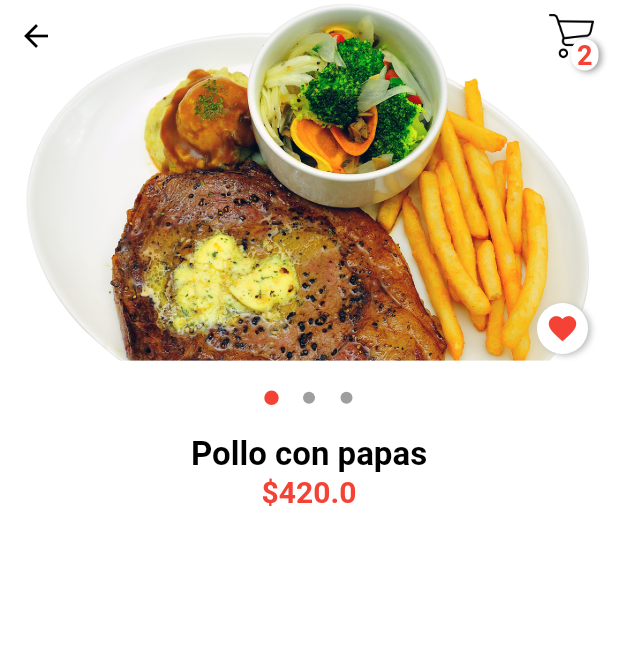
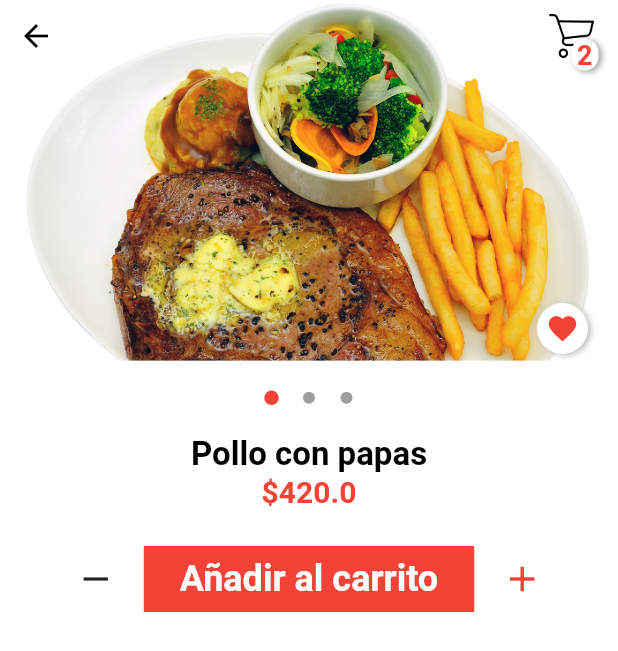
Before and after one commit to FrancoValentinis/Prenotazione_Delivery, a Flutter app: the Detalles screen opened directly with sample values from the repository, on a phone screen of 412 x 824 dp. Shown: the top 651 px of the screen. Run offline on Flutter 3.47's test engine with Material 2 defaults, Android fonts, the phone set to English and light mode, and no system bars.

```diff
--- a/lib/main.dart
+++ b/lib/main.dart
@@ -1,5 +1,5 @@
 import 'package:flutter/material.dart';
-import 'package:prenotazione_delivery/src/pantallas/home.dart';
+import 'package:prenotazione_delivery/src/pantallas/login.dart';
 
 void main() {
   runApp(MyApp());
@@ -15,7 +15,7 @@ class MyApp extends StatelessWidget {
       theme: ThemeData(
         primarySwatch: Colors.red,
       ),
-      home: Home(),
+      home: LoginPantalla(),
     );
   }
 }
--- a/lib/src/pantallas/detalles.dart
+++ b/lib/src/pantallas/detalles.dart
@@ -131,6 +131,52 @@ class _DetallesState extends State<Detalles> {
               color: red,
               weight: FontWeight.w600,
             ),
+            SizedBox(
+              height: 15,
+            ),
+            Row(
+              mainAxisAlignment: MainAxisAlignment.center,
+              children: <Widget>[
+                Padding(
+                  padding: const EdgeInsets.all(8.0),
+                  child: IconButton(
+                    icon: Icon(
+                      Icons.remove,
+                      size: 28,
+                    ),
+                    onPressed: () {},
+                  ),
+                ),
+                GestureDetector(
+                  onTap: () {},
+                  child: Container(
+                    decoration: BoxDecoration(
+                      color: red,
+                    ),
+                    child: Padding(
+                      padding: const EdgeInsets.fromLTRB(24, 8, 24, 8),
+                      child: TextoPersonalizado(
+                        text: "Añadir al carrito",
+                        color: white,
+                        size: 24,
+                        weight: FontWeight.w600,
+                      ),
+                    ),
+                  ),
+                ),
+                Padding(
+                  padding: const EdgeInsets.all(8.0),
+                  child: IconButton(
+                    icon: Icon(
+                      Icons.add,
+                      color: red,
+                      size: 28,
+                    ),
+                    onPressed: () {},
+                  ),
+                ),
+              ],
+            ),
           ],
         ),
       ),
--- a/lib/src/pantallas/home.dart
+++ b/lib/src/pantallas/home.dart
@@ -1,5 +1,7 @@
 import 'package:flutter/material.dart';
 import 'package:prenotazione_delivery/src/ayudas/colores.dart';
+import 'package:prenotazione_delivery/src/ayudas/pantalla_navegacion.dart';
+import 'package:prenotazione_delivery/src/pantallas/carrito.dart';
 import 'package:prenotazione_delivery/src/widgets/boton.dart';
 import 'package:prenotazione_delivery/src/widgets/boton_de_navegacion.dart';
 import 'package:prenotazione_delivery/src/widgets/categorias.dart';
@@ -237,6 +239,9 @@ class _HomeState extends State<Home> {
               nombre: "Ubicación",
             ),
             BotondeNavegacion(
+              onTap: () {
+                cambiarPantalla(context, Carrito());
+              },
               imagenes: "compras.png",
               nombre: "Compras",
             ),
--- a/pubspec.yaml
+++ b/pubspec.yaml
@@ -66,6 +66,7 @@ flutter:
   - imagenes/favorito.png
   - imagenes/destacado.jpg
   - imagenes/perfil.png
+  - imagenes/login.png
 
   # An image asset can refer to one or more resolution-specific "variants", see
   # https://flutter.dev/assets-and-images/#resolution-aware.
```
Also changed, not shown: lib/src/pantallas/carrito.dart (added, +129 -0 lines), lib/src/pantallas/login.dart (+77 -1 lines), lib/src/widgets/boton_de_navegacion.dart (+5 -2 lines), imagenes/login.png (added).
